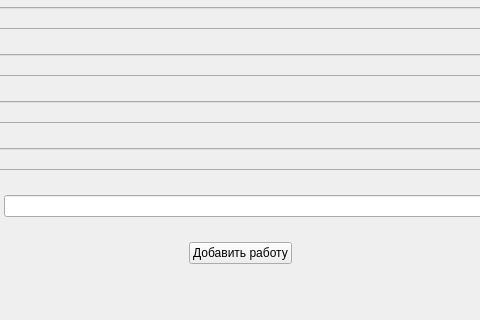
The window that prilogenie/addworkwindow.ui (parlamentyor/auto_correct_plan) describes before a commit, drawn with Qt 5; both pictures show x 179 to 659 and y 163 to 483 of the 839 by 483 pixel window.
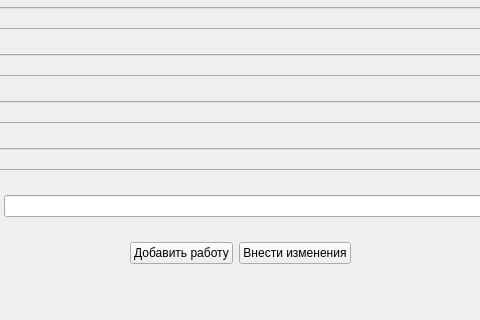
The same window after the commit.

Diff of the .ui file:
```diff
--- a/prilogenie/addworkwindow.ui
+++ b/prilogenie/addworkwindow.ui
@@ -251,6 +251,13 @@
         </property>
        </widget>
       </item>
+      <item>
+       <widget class="QPushButton" name="pb_correct">
+        <property name="text">
+         <string>Внести изменения</string>
+        </property>
+       </widget>
+      </item>
       <item>
        <spacer name="horizontalSpacer_8">
         <property name="orientation">
```
